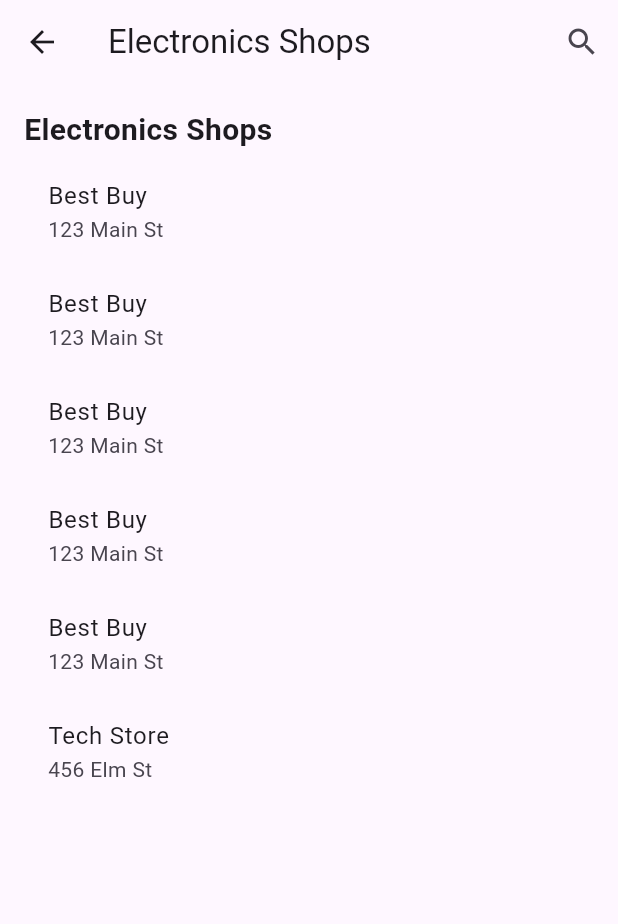
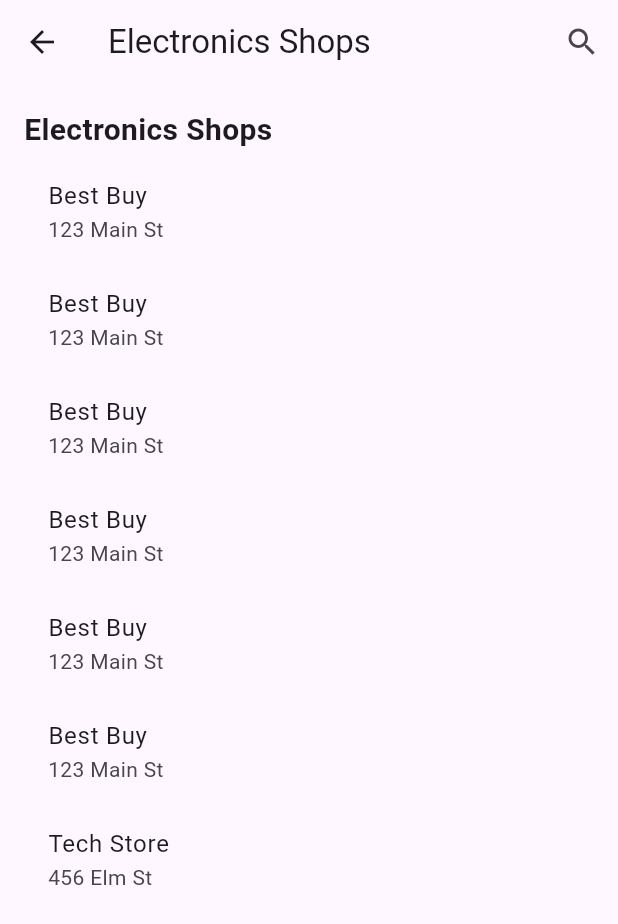
Before and after one commit to Hamza2679/Time-D, a Flutter app: the ElectronicsPage screen opened directly, on a phone screen of 412 x 824 dp. Shown: the top 924 px of the screen. Run offline on Flutter 3.47's test engine with Material 3 defaults, Android fonts, the phone set to English and light mode, and no system bars; our stand-ins replace bloc, country_picker, equatable, firebase_auth, firebase_core, flutter_bloc and 2 more; missing offline and left inert: jwt_decode; accounts and stored records are empty.

Commit message:
little update

```diff
--- a/lib/fetures/electronics/electronics_page.dart
+++ b/lib/fetures/electronics/electronics_page.dart
@@ -8,6 +8,24 @@
 class _ElectronicsPageState extends State<ElectronicsPage> {
   String _searchQuery = '';
   List<Map<String, dynamic>> _electronics = [
+    {
+      "name": "Best Buy",
+      "location": "123 Main St",
+      "items": [
+        {"name": "Tablet", "price": "300"},
+        {"name": "Smartwatch", "price": "200"},
+        {"name": "Tablet", "price": "300"},
+        {"name": "Smartwatch", "price": "200"},
+        {"name": "Tablet", "price": "300"},
+        {"name": "Smartwatch", "price": "200"},
+        {"name": "Laptop", "price": "1000"},
+        {"name": "Phone", "price": "500"},
+        {"name": "Laptop", "price": "1000"},
+        {"name": "Phone", "price": "500"},
+        {"name": "Laptop", "price": "1000"},
+        {"name": "Phone", "price": "500"}
+      ]
+    },
     {
       "name": "Best Buy",
       "location": "123 Main St",
```
